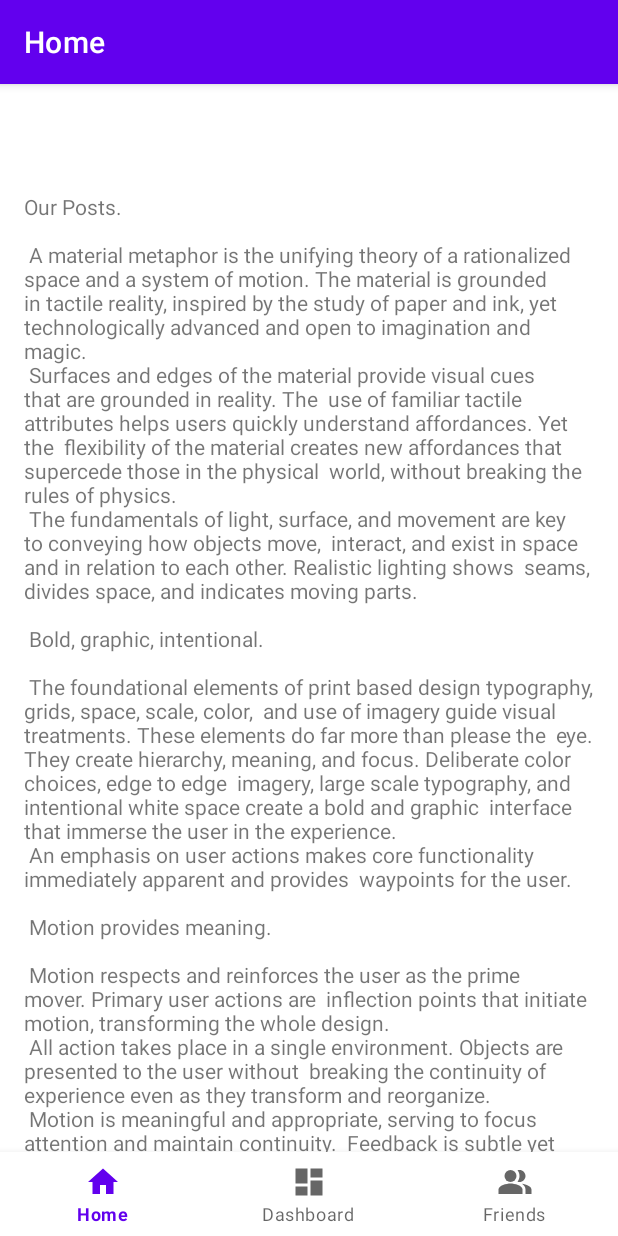
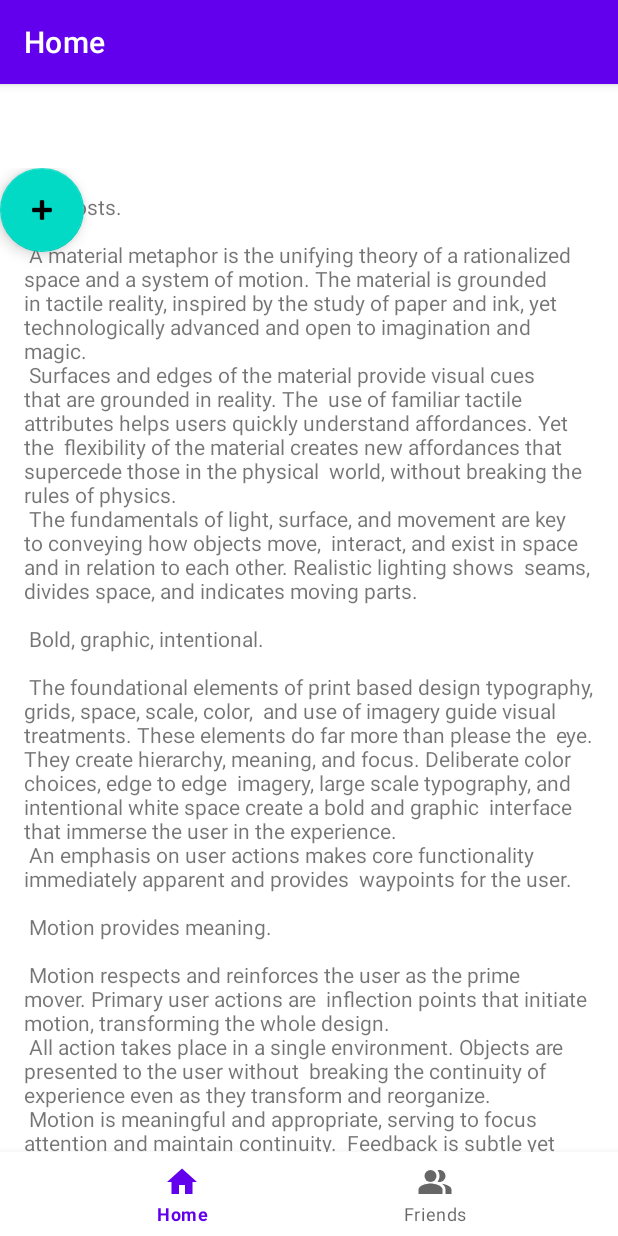
Before and after one commit to iNkidzy/InstantFriends, an Android app: the screen it shows after launch (MainActivity), on a phone screen of 412 x 824 dp. Run offline under Robolectric (Android 15) with nearby library versions, the phone set to English and light mode, and no system bars; our stand-ins replace navigation-ui.

Commit message:
refactorLayouts+fab button+listview

```diff
--- a/app/src/main/java/com/example/instantfriends/MainActivity.kt
+++ b/app/src/main/java/com/example/instantfriends/MainActivity.kt
@@ -8,18 +8,25 @@ import androidx.navigation.ui.NavigationUI.setupActionBarWithNavController
 import androidx.navigation.ui.setupActionBarWithNavController
 import androidx.navigation.ui.setupWithNavController
 import com.google.android.material.bottomnavigation.BottomNavigationView
+import com.google.android.material.floatingactionbutton.FloatingActionButton
+import com.google.android.material.snackbar.Snackbar
 
 class MainActivity : AppCompatActivity() {
     override fun onCreate(savedInstanceState: Bundle?) {
         super.onCreate(savedInstanceState)
         setContentView(R.layout.activity_main)
+        // Fab button
+        findViewById<FloatingActionButton>(R.id.fab).setOnClickListener { view ->
+            Snackbar.make(view, "Replace with opening new post activity", Snackbar.LENGTH_LONG)
+                    .setAction("Action", null).show() }
+        //Fab button
         val navView: BottomNavigationView = findViewById(R.id.nav_view)
 
         val navController = findNavController(R.id.nav_host_fragment)
         // Passing each menu ID as a set of Ids because each
         // menu should be considered as top level destinations.
         val appBarConfiguration = AppBarConfiguration(setOf(
-            R.id.navigation_home, R.id.navigation_dashboard, R.id.navigation_friends))
+            R.id.navigation_home, R.id.navigation_friends))
         setupActionBarWithNavController(navController, appBarConfiguration)
         navView.setupWithNavController(navController)
     }
--- a/app/src/main/res/layout/activity_main.xml
+++ b/app/src/main/res/layout/activity_main.xml
@@ -1,5 +1,6 @@
 <?xml version="1.0" encoding="utf-8"?>
-<androidx.constraintlayout.widget.ConstraintLayout xmlns:android="http://schemas.android.com/apk/res/android"
+<androidx.constraintlayout.widget.ConstraintLayout
+    xmlns:android="http://schemas.android.com/apk/res/android"
     xmlns:app="http://schemas.android.com/apk/res-auto"
     xmlns:tools="http://schemas.android.com/tools"
     android:id="@+id/main_container"
@@ -23,7 +24,9 @@
       app:layout_constraintRight_toRightOf="parent"
       app:menu="@menu/bottom_nav_menu" />
 
-    <fragment
+
+
+  <fragment
         android:id="@+id/nav_host_fragment"
         android:name="androidx.navigation.fragment.NavHostFragment"
         android:layout_width="match_parent"
@@ -35,5 +38,15 @@
         app:defaultNavHost="true"
         app:navGraph="@navigation/nav_graph" />
 
+  <com.google.android.material.floatingactionbutton.FloatingActionButton
+      android:id="@+id/fab"
+      android:layout_width="wrap_content"
+      android:layout_height="wrap_content"
+      android:layout_margin="16dp"
+      app:layout_anchor="@id/nav_host_fragment"
+      app:layout_anchorGravity="top|center"
+      app:srcCompat="@android:drawable/ic_input_add"
+      tools:ignore="MissingConstraints" />
+
 
 </androidx.constraintlayout.widget.ConstraintLayout>
--- a/app/src/main/res/layout/fragment_navigation_friends_list.xml
+++ b/app/src/main/res/layout/fragment_navigation_friends_list.xml
@@ -8,6 +8,7 @@
     android:layout_height="match_parent"
     android:layout_marginLeft="16dp"
     android:layout_marginRight="16dp"
+    android:clickable="true"
     app:layoutManager="LinearLayoutManager"
     tools:context=".ui.friends.FriendsFragment"
     tools:listitem="@layout/fragment_navigation_friends" />
--- a/app/src/main/res/layout/fragment_navigation_home.xml
+++ b/app/src/main/res/layout/fragment_navigation_home.xml
@@ -5,7 +5,8 @@
     xmlns:tools="http://schemas.android.com/tools"
     android:layout_width="match_parent"
     android:layout_height="match_parent"
-    tools:context=".ui.home.HomeFragment">
+    tools:context=".ui.home.HomeFragment"
+    android:id="@+id/homeLayout">
 
     <TextView
         android:layout_width="match_parent"
@@ -18,4 +19,7 @@
         app:layout_constraintEnd_toEndOf="parent"
         app:layout_constraintStart_toStartOf="parent"
         app:layout_constraintTop_toTopOf="parent"/>
+
+
+
 </androidx.core.widget.NestedScrollView>
--- a/app/src/main/res/menu/bottom_nav_menu.xml
+++ b/app/src/main/res/menu/bottom_nav_menu.xml
@@ -7,12 +7,7 @@
         android:title="@string/title_home" />
 
     <item
-        android:id="@+id/navigation_dashboard"
-        android:icon="@drawable/ic_dashboard_black_24dp"
-        android:title="@string/title_dashboard" />
-
-    <item
-        android:id="@+id/navigation_notifications"
+        android:id="@+id/navigation_friends"
         android:icon="@drawable/ic_friends_black_24dp"
         android:title="@string/title_friends" />
 
--- a/app/src/main/res/values/dimens.xml
+++ b/app/src/main/res/values/dimens.xml
@@ -1,4 +1,4 @@
 <resources>
     <dimen name="text_margin">16dp</dimen>
-    <dimen name="app_bar_height">150dp</dimen>
+    <dimen name="app_bar_height">60dp</dimen>
 </resources>
```
Also changed, not shown: app/src/main/java/com/example/instantfriends/dummy/DummyContent.kt (+1 -6 lines), app/src/main/res/values-night/themes.xml (+8 -0 lines), app/src/main/res/values/themes.xml (+8 -0 lines).
